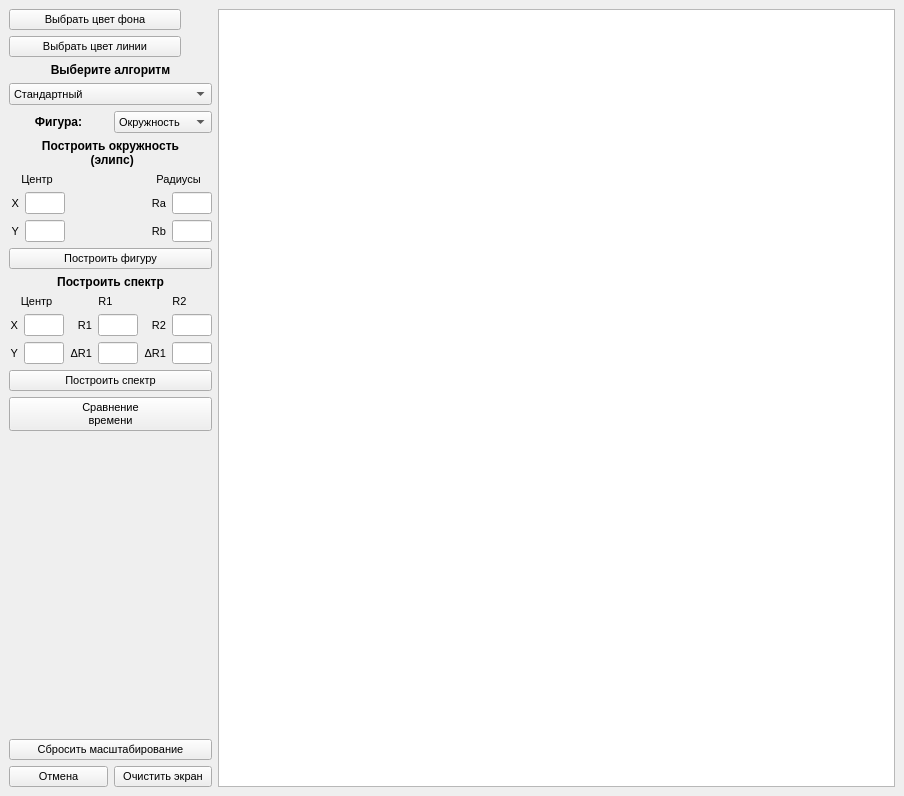
Before: the Qt Designer form lab_04/mainwindow.ui in AskaryanKarine/BMSTU-CG, drawn with Qt 5.
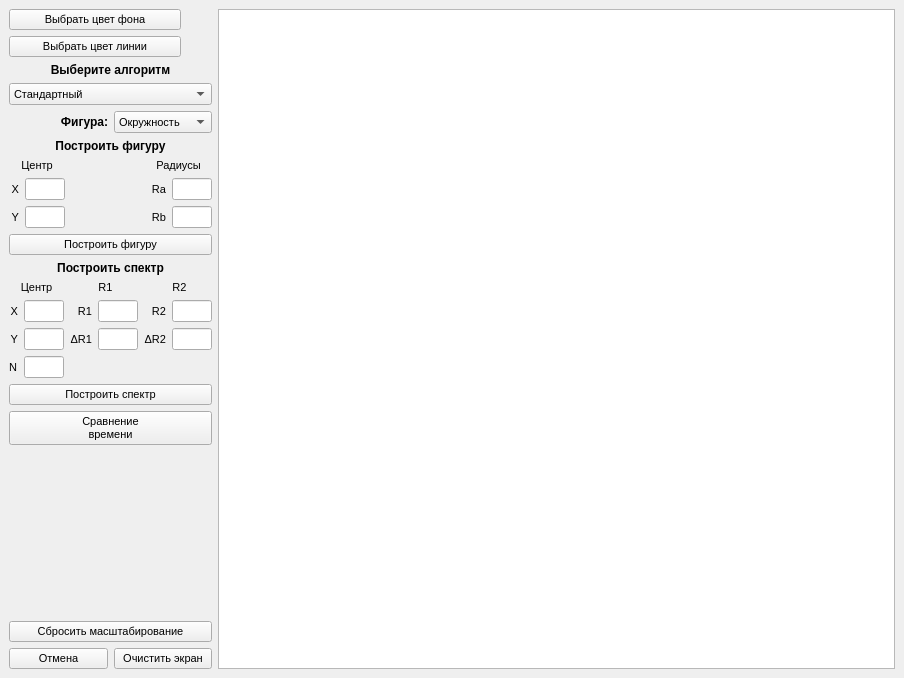
After: the same form once the commit is applied.

What changed in the file:
```diff
--- a/lab_04/mainwindow.ui
+++ b/lab_04/mainwindow.ui
@@ -7,7 +7,7 @@
     <x>0</x>
     <y>0</y>
     <width>904</width>
-    <height>796</height>
+    <height>678</height>
    </rect>
   </property>
   <property name="maximumSize">
@@ -27,7 +27,7 @@
   <widget class="QWidget" name="centralwidget">
    <layout class="QFormLayout" name="formLayout">
     <item row="0" column="0">
-     <layout class="QVBoxLayout" name="verticalLayout_8">
+     <layout class="QVBoxLayout" name="verticalLayout_10">
       <item>
        <layout class="QVBoxLayout" name="verticalLayout_7">
         <item>
@@ -152,6 +152,7 @@
             <property name="font">
              <font>
               <pointsize>9</pointsize>
+              <weight>75</weight>
               <bold>true</bold>
              </font>
             </property>
@@ -159,7 +160,7 @@
              <string>Фигура:</string>
             </property>
             <property name="alignment">
-             <set>Qt::AlignCenter</set>
+             <set>Qt::AlignRight|Qt::AlignTrailing|Qt::AlignVCenter</set>
             </property>
            </widget>
           </item>
@@ -200,12 +201,12 @@
           <property name="font">
            <font>
             <pointsize>9</pointsize>
+            <weight>75</weight>
             <bold>true</bold>
            </font>
           </property>
           <property name="text">
-           <string>Построить окружность 
- (элипс)</string>
+           <string>Построить фигуру</string>
           </property>
           <property name="alignment">
            <set>Qt::AlignCenter</set>
@@ -435,7 +436,7 @@
        </layout>
       </item>
       <item>
-       <layout class="QVBoxLayout" name="verticalLayout_10">
+       <layout class="QVBoxLayout" name="verticalLayout_8">
         <item>
          <widget class="QLabel" name="label_9">
           <property name="maximumSize">
@@ -447,6 +448,7 @@
           <property name="font">
            <font>
             <pointsize>9</pointsize>
+            <weight>75</weight>
             <bold>true</bold>
            </font>
           </property>
@@ -459,7 +461,7 @@
          </widget>
         </item>
         <item>
-         <layout class="QHBoxLayout" name="horizontalLayout_15">
+         <layout class="QHBoxLayout" name="horizontalLayout_18">
           <item>
            <layout class="QVBoxLayout" name="verticalLayout_3">
             <item>
@@ -477,7 +479,7 @@
                <string>Центр</string>
               </property>
               <property name="alignment">
-               <set>Qt::AlignCenter</set>
+               <set>Qt::AlignBottom|Qt::AlignHCenter</set>
               </property>
              </widget>
             </item>
@@ -548,7 +550,7 @@
                <string>R1</string>
               </property>
               <property name="alignment">
-               <set>Qt::AlignCenter</set>
+               <set>Qt::AlignBottom|Qt::AlignHCenter</set>
               </property>
              </widget>
             </item>
@@ -622,7 +624,7 @@
                <string>R2</string>
               </property>
               <property name="alignment">
-               <set>Qt::AlignCenter</set>
+               <set>Qt::AlignBottom|Qt::AlignHCenter</set>
               </property>
              </widget>
             </item>
@@ -658,7 +660,7 @@
               <item>
                <widget class="QLabel" name="label_19">
                 <property name="text">
-                 <string>ΔR1</string>
+                 <string>ΔR2</string>
                 </property>
                 <property name="alignment">
                  <set>Qt::AlignRight|Qt::AlignTrailing|Qt::AlignVCenter</set>
@@ -681,6 +683,91 @@
           </item>
          </layout>
         </item>
+        <item>
+         <layout class="QHBoxLayout" name="horizontalLayout_15">
+          <item>
+           <layout class="QHBoxLayout" name="horizontalLayout_17">
+            <property name="spacing">
+             <number>7</number>
+            </property>
+            <property name="leftMargin">
+             <number>0</number>
+            </property>
+            <property name="topMargin">
+             <number>0</number>
+            </property>
+            <property name="rightMargin">
+             <number>0</number>
+            </property>
+            <property name="bottomMargin">
+             <number>0</number>
+            </property>
+            <item>
+             <widget class="QLabel" name="label_20">
+              <property name="layoutDirection">
+               <enum>Qt::LeftToRight</enum>
+              </property>
+              <property name="text">
+               <string>N</string>
+              </property>
+              <property name="alignment">
+               <set>Qt::AlignRight|Qt::AlignTrailing|Qt::AlignVCenter</set>
+              </property>
+             </widget>
+            </item>
+            <item>
+             <widget class="QLineEdit" name="lineEdit_spectrum_n">
+              <property name="maximumSize">
+               <size>
+                <width>40</width>
+                <height>16777215</height>
+               </size>
+              </property>
+             </widget>
+            </item>
+           </layout>
+          </item>
+          <item>
+           <spacer name="horizontalSpacer_4">
+            <property name="orientation">
+             <enum>Qt::Horizontal</enum>
+            </property>
+            <property name="sizeHint" stdset="0">
+             <size>
+              <width>40</width>
+              <height>20</height>
+             </size>
+            </property>
+           </spacer>
+          </item>
+          <item>
+           <spacer name="horizontalSpacer_3">
+            <property name="orientation">
+             <enum>Qt::Horizontal</enum>
+            </property>
+            <property name="sizeHint" stdset="0">
+             <size>
+              <width>40</width>
+              <height>20</height>
+             </size>
+            </property>
+           </spacer>
+          </item>
+          <item>
+           <spacer name="horizontalSpacer_2">
+            <property name="orientation">
+             <enum>Qt::Horizontal</enum>
+            </property>
+            <property name="sizeHint" stdset="0">
+             <size>
+              <width>40</width>
+              <height>20</height>
+             </size>
+            </property>
+           </spacer>
+          </item>
+         </layout>
+        </item>
         <item>
          <widget class="QPushButton" name="pushButton_spectrum">
           <property name="maximumSize">
```
Left out of the diff: 15 changed lines with no effect on the pictures.
